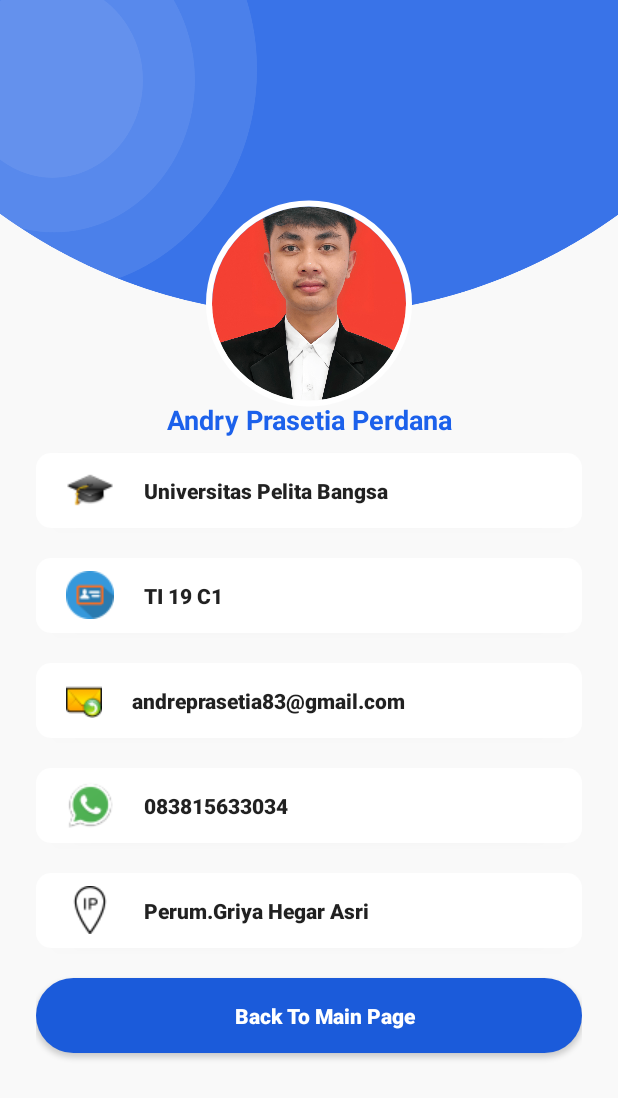
After one commit to Andryprasetia/TI19C1_AndryPrasetia, an Android app: the Profile screen opened directly, with no data from a screen before it, on a phone screen of 412 x 824 dp. The commit adds this screen. Shown: the top 1098 px of the screen. Run offline under Robolectric (Android 15) with nearby library versions, the phone set to English and light mode, and no system bars; our stand-ins replace CircleImageView.

Commit message:
Jenis Hewan APP

```diff
--- a/JenisHewan/app/build.gradle
+++ b/JenisHewan/app/build.gradle
@@ -1,6 +1,7 @@
 plugins {
     id 'com.android.application'
     id 'org.jetbrains.kotlin.android'
+    id ("kotlin-parcelize")
 }
 
 android {
@@ -46,4 +47,7 @@ dependencies {
     androidTestImplementation 'androidx.test.espresso:espresso-core:3.4.0'
     //Implementasi Recycleview
     implementation 'androidx.recyclerview:recyclerview:1.2.1'
+
+    //circular image
+    implementation'de.hdodenhof:circleimageview:3.1.0'
 }
--- /dev/null
+++ b/JenisHewan/app/src/main/java/com/andryprasetia/jenishewan/Profile.kt
@@ -0,0 +1,24 @@
+package com.andryprasetia.jenishewan
+
+import android.content.Intent
+import androidx.appcompat.app.AppCompatActivity
+import android.os.Bundle
+import com.andryprasetia.jenishewan.databinding.ActivityProfileBinding
+
+class Profile : AppCompatActivity() {
+    private lateinit var binding : ActivityProfileBinding
+    override fun onCreate(savedInstanceState: Bundle?) {
+        super.onCreate(savedInstanceState)
+        binding = ActivityProfileBinding.inflate(layoutInflater)
+        setContentView(binding.root)
+
+
+
+
+        binding.btnback.setOnClickListener{
+            val intent = Intent(this, MainActivity::class.java)
+            startActivity(intent)
+            finish()
+        }
+    }
+}
--- /dev/null
+++ b/JenisHewan/app/src/main/res/drawable/background_blue.xml
@@ -0,0 +1,11 @@
+<?xml version="1.0" encoding="utf-8"?>
+<selector xmlns:android="http://schemas.android.com/apk/res/android">
+
+    <item>
+        <shape android:shape="rectangle">
+            <corners android:radius="50dp"/>
+            <solid android:color="#1B5BDA"/>
+        </shape>
+    </item>
+
+</selector>
--- /dev/null
+++ b/JenisHewan/app/src/main/res/drawable/background_btn.xml
@@ -0,0 +1,11 @@
+<?xml version="1.0" encoding="utf-8"?>
+<selector xmlns:android="http://schemas.android.com/apk/res/android">
+
+    <item>
+        <shape android:shape="rectangle">
+            <corners android:radius="10dp"/>
+            <solid android:color="#ffffff"/>
+        </shape>
+    </item>
+
+</selector>
--- /dev/null
+++ b/JenisHewan/app/src/main/res/layout/activity_profile.xml
@@ -0,0 +1,171 @@
+<?xml version="1.0" encoding="utf-8"?>
+<androidx.constraintlayout.widget.ConstraintLayout xmlns:android="http://schemas.android.com/apk/res/android"
+    xmlns:app="http://schemas.android.com/apk/res-auto"
+    xmlns:tools="http://schemas.android.com/tools"
+    android:layout_width="match_parent"
+    android:layout_height="match_parent"
+    android:background="#1DECECEC"
+    tools:context=".Profile">
+
+    <ScrollView
+        android:layout_width="match_parent"
+        android:layout_height="match_parent">
+        <LinearLayout
+            android:layout_width="match_parent"
+            android:layout_height="wrap_content">
+
+            <androidx.constraintlayout.widget.ConstraintLayout
+                android:layout_width="match_parent"
+                android:layout_height="match_parent">
+
+                <ImageView
+                    android:id="@+id/imageTop"
+                    android:layout_width="wrap_content"
+                    android:layout_height="210dp"
+                    app:srcCompat = "@drawable/ic_top"
+                    android:scaleType="fitXY"
+                    app:layout_constraintEnd_toEndOf="parent"
+                    app:layout_constraintStart_toStartOf="parent"
+                    app:layout_constraintTop_toTopOf="parent"
+                    app:layout_constraintHorizontal_bias="0.0"/>
+
+                <de.hdodenhof.circleimageview.CircleImageView
+                    android:id="@+id/imgPhoto"
+                    android:layout_width="137dp"
+                    android:layout_height="164dp"
+                    android:src="@drawable/photo"
+                    app:layout_constraintBottom_toBottomOf="@id/imageTop"
+                    app:layout_constraintEnd_toEndOf="parent"
+                    app:layout_constraintStart_toStartOf="parent"
+                    app:layout_constraintTop_toBottomOf="@id/imageTop"
+                    app:civ_border_width="4dp"
+                    app:civ_border_color="#fff"
+                    android:paddingBottom="15dp"/>
+
+                <TextView
+                    android:id="@+id/textName"
+                    android:layout_width="wrap_content"
+                    android:layout_height="wrap_content"
+                    android:text="Andry Prasetia Perdana"
+                    app:layout_constraintStart_toStartOf="@id/imgPhoto"
+                    app:layout_constraintEnd_toEndOf="@id/imgPhoto"
+                    app:layout_constraintBottom_toBottomOf="@id/imgPhoto"
+                    android:textSize="18sp"
+                    android:textStyle="bold"
+                    android:textColor="@color/clBlue"/>
+
+                <LinearLayout
+                    android:layout_width="match_parent"
+                    android:layout_height="wrap_content"
+                    android:layout_marginStart="24dp"
+                    android:layout_marginEnd="24dp"
+                    android:orientation="vertical"
+                    app:layout_constraintBottom_toBottomOf="parent"
+                    app:layout_constraintEnd_toEndOf="parent"
+                    app:layout_constraintStart_toStartOf="parent"
+                    app:layout_constraintTop_toBottomOf="@+id/textName">
+
+                    <Button
+                        android:id="@+id/btn1"
+                        android:layout_width="match_parent"
+                        android:layout_height="50dp"
+                        android:layout_marginTop="10dp"
+                        android:layout_marginBottom="10dp"
+                        android:background="@drawable/background_btn"
+                        android:drawableStart="@drawable/ic1"
+                        android:text="Universitas Pelita Bangsa"
+                        android:textAllCaps="false"
+                        android:textAlignment="viewStart"
+                        android:paddingStart="20dp"
+                        android:textStyle="bold"
+                        android:drawablePadding="20dp"
+                        android:elevation="3dp"/>
+
+                    <Button
+                        android:id="@+id/btn2"
+                        android:layout_width="match_parent"
+                        android:layout_height="50dp"
+                        android:layout_marginTop="10dp"
+                        android:layout_marginBottom="10dp"
+                        android:background="@drawable/background_btn"
+                        android:drawableStart="@drawable/ic3"
+                        android:text="TI 19 C1"
+                        android:textAllCaps="false"
+                        android:textAlignment="viewStart"
+                        android:paddingStart="20dp"
+                        android:textStyle="bold"
+                        android:drawablePadding="20dp"
+                        android:elevation="3dp"/>
+
+                    <Button
+                        android:id="@+id/btn3"
+                        android:layout_width="match_parent"
+                        android:layout_height="50dp"
+                        android:layout_marginTop="10dp"
+                        android:layout_marginBottom="10dp"
+                        android:background="@drawable/background_btn"
+                        android:drawableStart="@drawable/ic2"
+                        android:text="andreprasetia83@gmail.com"
+                        android:textAllCaps="false"
+                        android:textAlignment="viewStart"
+                        android:paddingStart="20dp"
+                        android:textStyle="bold"
+                        android:drawablePadding="20dp"
+                        android:elevation="3dp"/>
+
+                    <Button
+                        android:id="@+id/btn4"
+                        android:layout_width="match_parent"
+                        android:layout_height="50dp"
+                        android:layout_marginTop="10dp"
+                        android:layout_marginBottom="10dp"
+                        android:background="@drawable/background_btn"
+                        android:drawableStart="@drawable/ic5"
+                        android:text="083815633034"
+                        android:textAllCaps="false"
+                        android:textAlignment="viewStart"
+                        android:paddingStart="20dp"
+                        android:textStyle="bold"
+                        android:drawablePadding="20dp"
+                        android:elevation="3dp"/>
+
+                    <Button
+                        android:id="@+id/btn5"
+                        android:layout_width="match_parent"
+                        android:layout_height="50dp"
+                        android:layout_marginTop="10dp"
+                        android:layout_marginBottom="10dp"
+                        android:background="@drawable/background_btn"
+                        android:drawableStart="@drawable/ic4"
+                        android:text="Perum.Griya Hegar Asri "
+                        android:textAllCaps="false"
+                        android:textAlignment="viewStart"
+                        android:paddingStart="20dp"
+                        android:textStyle="bold"
+                        android:drawablePadding="20dp"
+                        android:elevation="3dp"/>
+
+                    <Button
+                        android:id="@+id/btnback"
+                        android:layout_width="match_parent"
+                        android:layout_height="50dp"
+                        android:layout_marginTop="10dp"
+                        android:layout_marginBottom="10dp"
+                        android:background="@drawable/background_blue"
+                        android:text="Back To Main Page"
+                        android:textAllCaps="false"
+                        android:textColor="#ffffff"
+                        android:paddingStart="20dp"
+                        android:textStyle="bold"
+                        android:drawablePadding="20dp"
+                        android:elevation="3dp"/>
+
+                </LinearLayout>
+
+
+
+            </androidx.constraintlayout.widget.ConstraintLayout>
+        </LinearLayout>
+    </ScrollView>
+
+</androidx.constraintlayout.widget.ConstraintLayout>
--- a/JenisHewan/app/src/main/res/values/colors.xml
+++ b/JenisHewan/app/src/main/res/values/colors.xml
@@ -7,4 +7,7 @@
     <color name="teal_700">#FF018786</color>
     <color name="black">#FF000000</color>
     <color name="white">#FFFFFFFF</color>
+    <color name="clBlue">#1C61EB</color>
+    <color name="green">#5FF436</color>
+    <color name="colorBlack">#000000</color>
 </resources>
```
Also changed, not shown: JenisHewan/app/src/main/AndroidManifest.xml (+18 -4 lines), JenisHewan/app/src/main/java/com/andryprasetia/jenishewan/LoginActivity.kt (added, +25 -0 lines), JenisHewan/app/src/main/java/com/andryprasetia/jenishewan/MainActivity.kt (+22 -0 lines), JenisHewan/app/src/main/java/com/andryprasetia/jenishewan/ModelLogin.kt (added, +10 -0 lines), JenisHewan/app/src/main/res/layout/activity_login.xml (added, +48 -0 lines), JenisHewan/app/src/main/res/menu/menu_main.xml (added, +10 -0 lines), JenisHewan/app/src/main/res/drawable/ic1.png (added), JenisHewan/app/src/main/res/drawable/ic2.png (added), JenisHewan/app/src/main/res/drawable/ic3.png (added), JenisHewan/app/src/main/res/drawable/ic4.png (added), JenisHewan/app/src/main/res/drawable/ic5.png (added), JenisHewan/app/src/main/res/drawable/ic_top.png (added), JenisHewan/app/src/main/res/drawable/logoanimal.png (added), JenisHewan/app/src/main/res/drawable/photo.png (added).
